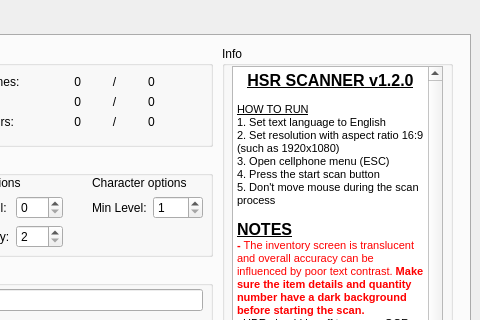
Old version of the form src/ui/hsr_scanner.ui in the repository kel-z/HSR-Scanner; both pictures show x 220 to 700 and y 0 to 320 of the 700 by 560 pixel window.
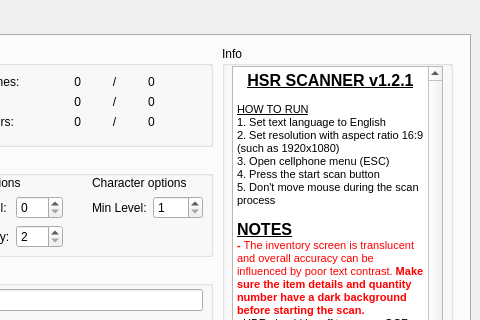
New version of the form. Custom widgets are drawn as their Qt base class.

```diff
--- a/src/ui/hsr_scanner.ui
+++ b/src/ui/hsr_scanner.ui
@@ -572,7 +572,7 @@
 &lt;html&gt;&lt;head&gt;&lt;meta name=&quot;qrichtext&quot; content=&quot;1&quot; /&gt;&lt;style type=&quot;text/css&quot;&gt;
 p, li { white-space: pre-wrap; }
 &lt;/style&gt;&lt;/head&gt;&lt;body style=&quot; font-family:'MS Shell Dlg 2'; font-size:8pt; font-weight:400; font-style:normal;&quot;&gt;
-&lt;p align=&quot;center&quot; style=&quot; margin-top:0px; margin-bottom:0px; margin-left:0px; margin-right:0px; -qt-block-indent:0; text-indent:0px;&quot;&gt;&lt;span style=&quot; font-size:12pt; font-weight:600; text-decoration: underline;&quot;&gt;HSR SCANNER v1.2.0&lt;/span&gt;&lt;/p&gt;
+&lt;p align=&quot;center&quot; style=&quot; margin-top:0px; margin-bottom:0px; margin-left:0px; margin-right:0px; -qt-block-indent:0; text-indent:0px;&quot;&gt;&lt;span style=&quot; font-size:12pt; font-weight:600; text-decoration: underline;&quot;&gt;HSR SCANNER v1.2.1&lt;/span&gt;&lt;/p&gt;
 &lt;p align=&quot;center&quot; style=&quot;-qt-paragraph-type:empty; margin-top:0px; margin-bottom:0px; margin-left:0px; margin-right:0px; -qt-block-indent:0; text-indent:0px; font-size:8.25pt;&quot;&gt;&lt;br /&gt;&lt;/p&gt;
 &lt;p style=&quot; margin-top:0px; margin-bottom:0px; margin-left:0px; margin-right:0px; -qt-block-indent:0; text-indent:0px;&quot;&gt;&lt;span style=&quot; font-size:8.25pt; text-decoration: underline;&quot;&gt;HOW TO RUN&lt;/span&gt;&lt;/p&gt;
 &lt;p style=&quot; margin-top:0px; margin-bottom:0px; margin-left:0px; margin-right:0px; -qt-block-indent:0; text-indent:0px;&quot;&gt;&lt;span style=&quot; font-size:8.25pt;&quot;&gt;1. Set text language to English&lt;/span&gt;&lt;/p&gt;
```
Left out of the diff: 2 changed lines with no effect on the pictures.
